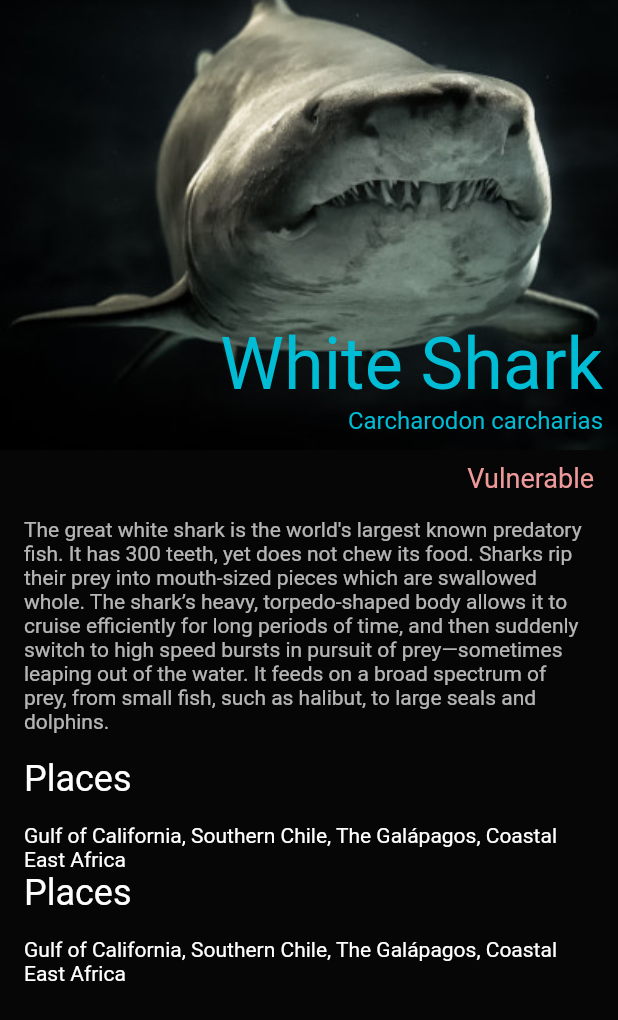
After one commit to Symmetrics-Lab/extinct-games, a Flutter app: the AnimalCard screen opened directly, on a phone screen of 412 x 824 dp. The commit adds this screen. Shown: the top 1020 px of the screen. Run offline on Flutter 3.47's test engine with Material 2 defaults, Android fonts, the phone set to English and light mode, and no system bars.

Commit message:
Add basic animal card

```diff
--- a/lib/main.dart
+++ b/lib/main.dart
@@ -2,7 +2,7 @@ import 'package:flutter/material.dart';
 
 // Pages
 import 'src/ui/pages/home.dart';
-import 'src/animals.dart';
+import 'src/ui/pages/animal_card.dart';
 
 void main() {
   runApp(MyApp());
@@ -15,6 +15,7 @@ class MyApp extends StatelessWidget {
       title: 'Extinct Games',
       debugShowCheckedModeBanner: false,
       theme: ThemeData(
+        brightness: Brightness.dark,
         primarySwatch: Colors.blue,
         visualDensity: VisualDensity.adaptivePlatformDensity,
       ),
--- /dev/null
+++ b/lib/src/ui/pages/animal_card.dart
@@ -0,0 +1,111 @@
+import 'dart:ui';
+
+import 'package:flutter/material.dart';
+
+class AnimalCard extends StatelessWidget {
+  @override
+  Widget build(BuildContext context) {
+    return Scaffold(
+      body: SafeArea(
+        child: Column(
+          children: [
+            Container(
+              height: 300.0,
+              width: MediaQuery.of(context).size.width,
+              child: Stack(
+                children: [
+                  Positioned(
+                    bottom: 30,
+                    right: 10,
+                    child: Text(
+                      'White Shark',
+                      style: TextStyle(
+                        color: Colors.cyan,
+                        fontSize: 48,
+                      ),
+                    ),
+                  ),
+                  Positioned(
+                    bottom: 10,
+                    right: 10,
+                    child: Text(
+                      'Carcharodon carcharias',
+                      style: TextStyle(
+                        color: Colors.cyan,
+                        fontSize: 16,
+                      ),
+                    ),
+                  ),
+                ],
+              ),
+              decoration: BoxDecoration(
+                image: DecorationImage(
+                  image: AssetImage('assets/images/white-shark.jpg'),
+                  fit: BoxFit.cover,
+                ),
+              ),
+            ),
+            Expanded(
+                child: Container(
+              width: double.infinity,
+              color: Colors.black87,
+              padding: const EdgeInsets.symmetric(
+                vertical: 8,
+                horizontal: 16,
+              ),
+              child: SingleChildScrollView(
+                child: Column(
+                  crossAxisAlignment: CrossAxisAlignment.start,
+                  children: [
+                    Row(
+                      mainAxisAlignment: MainAxisAlignment.end,
+                      children: [
+                        Text(
+                          'Vulnerable',
+                          style: TextStyle(
+                            color: Colors.red[200],
+                            fontSize: 18,
+                          ),
+                        ),
+                      ],
+                    ),
+                    SizedBox(
+                      height: 16,
+                    ),
+                    Text(
+                      "The great white shark is the world's largest known predatory fish. It has 300 teeth, yet does not chew its food. Sharks rip their prey into mouth-sized pieces which are swallowed whole. The shark’s heavy, torpedo-shaped body allows it to cruise efficiently for long periods of time, and then suddenly switch to high speed bursts in pursuit of prey—sometimes leaping out of the water. It feeds on a broad spectrum of prey, from small fish, such as halibut, to large seals and dolphins.",
+                      style: TextStyle(
+                        color: Colors.white70,
+                      ),
+                    ),
+                    SizedBox(
+                      height: 16,
+                    ),
+                    Text(
+                      'Places',
+                      style: Theme.of(context).textTheme.headline5,
+                    ),
+                    SizedBox(
+                      height: 16,
+                    ),
+                    Text(
+                        'Gulf of California, Southern Chile, The Galápagos, Coastal East Africa'),
+                    Text(
+                      'Places',
+                      style: Theme.of(context).textTheme.headline5,
+                    ),
+                    SizedBox(
+                      height: 16,
+                    ),
+                    Text(
+                        'Gulf of California, Southern Chile, The Galápagos, Coastal East Africa'),
+                  ],
+                ),
+              ),
+            ))
+          ],
+        ),
+      ),
+    );
+  }
+}
--- a/lib/src/ui/pages/home.dart
+++ b/lib/src/ui/pages/home.dart
@@ -1,5 +1,6 @@
 import 'package:flutter/material.dart';
-import '../../animals.dart';
+
+import '../../models/animals.dart';
 
 class Home extends StatelessWidget {
   @override
--- a/pubspec.yaml
+++ b/pubspec.yaml
@@ -23,3 +23,4 @@ flutter:
   uses-material-design: true
   assets:
     - assets/
+    - assets/images/
```
Also changed, not shown: assets/images/white-shark.jpg (added), lib/src/models/animals.dart (renamed from lib/src/animals.dart), 1 other file.
